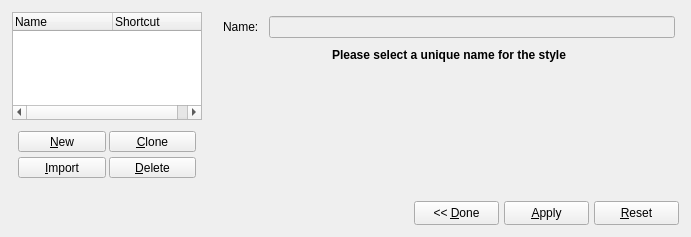
Old version of the form scribus/stylemanager.ui in the repository scribusproject/scribus.
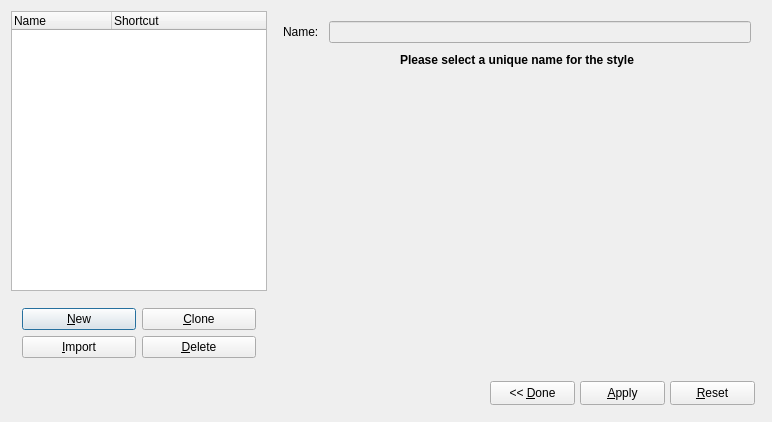
New version of the form. Custom widgets are drawn as their Qt base class.

Commit message: Move SM buttons to QPushButtons for correct look on OSX, fix some layout issues

```diff
--- a/scribus/stylemanager.ui
+++ b/scribus/stylemanager.ui
@@ -4,12 +4,12 @@
   <property name="enabled" >
    <bool>true</bool>
   </property>
-  <property name="geometry" >
+  <property name="geometry">
    <rect>
     <x>0</x>
     <y>0</y>
-    <width>691</width>
-    <height>237</height>
+    <width>772</width>
+    <height>422</height>
    </rect>
   </property>
   <property name="sizePolicy" >
@@ -21,45 +21,20 @@
   <property name="windowTitle" >
    <string>Style Manager</string>
   </property>
-  <layout class="QGridLayout" >
-   <property name="leftMargin" >
-    <number>6</number>
-   </property>
-   <property name="topMargin" >
-    <number>6</number>
-   </property>
-   <property name="rightMargin" >
-    <number>6</number>
-   </property>
-   <property name="bottomMargin" >
-    <number>6</number>
-   </property>
-   <property name="horizontalSpacing" >
-    <number>5</number>
-   </property>
-   <property name="verticalSpacing" >
-    <number>5</number>
-   </property>
-   <item row="0" column="0" >
-    <layout class="QVBoxLayout" >
-     <property name="spacing" >
-      <number>5</number>
-     </property>
-     <property name="leftMargin" >
-      <number>6</number>
-     </property>
-     <property name="topMargin" >
-      <number>6</number>
-     </property>
-     <property name="rightMargin" >
-      <number>6</number>
-     </property>
-     <property name="bottomMargin" >
-      <number>6</number>
-     </property>
+  <layout class="QVBoxLayout" name="verticalLayout_2">
      <item>
-      <widget class="StyleView" name="styleView" >
-       <property name="contextMenuPolicy" >
+    <layout class="QHBoxLayout" name="horizontalLayout">
+     <item>
+      <layout class="QVBoxLayout" name="verticalLayout">
+       <item>
+        <widget class="StyleView" name="styleView">
+         <property name="sizePolicy">
+          <sizepolicy hsizetype="Preferred" vsizetype="Expanding">
+           <horstretch>0</horstretch>
+           <verstretch>0</verstretch>
+          </sizepolicy>
+         </property>
+         <property name="contextMenuPolicy">
         <enum>Qt::CustomContextMenu</enum>
        </property>
        <property name="alternatingRowColors" >
@@ -81,9 +56,9 @@
       </widget>
      </item>
      <item>
-      <widget class="QFrame" name="leftFrame" >
-       <property name="sizePolicy" >
-        <sizepolicy vsizetype="Preferred" hsizetype="Minimum" >
+        <widget class="QFrame" name="leftFrame">
+         <property name="sizePolicy">
+          <sizepolicy hsizetype="Minimum" vsizetype="Preferred">
          <horstretch>0</horstretch>
          <verstretch>0</verstretch>
         </sizepolicy>
@@ -109,46 +84,11 @@
        <property name="lineWidth" >
         <number>0</number>
        </property>
-       <layout class="QGridLayout" >
-        <property name="leftMargin" >
-         <number>6</number>
-        </property>
-        <property name="topMargin" >
-         <number>6</number>
-        </property>
-        <property name="rightMargin" >
-         <number>6</number>
-        </property>
-        <property name="bottomMargin" >
-         <number>6</number>
-        </property>
-        <property name="horizontalSpacing" >
-         <number>5</number>
-        </property>
-        <property name="verticalSpacing" >
-         <number>5</number>
-        </property>
-        <item row="0" column="0" >
-         <layout class="QHBoxLayout" >
-          <property name="spacing" >
-           <number>3</number>
-          </property>
-          <property name="leftMargin" >
-           <number>0</number>
-          </property>
-          <property name="topMargin" >
-           <number>0</number>
-          </property>
-          <property name="rightMargin" >
-           <number>0</number>
-          </property>
-          <property name="bottomMargin" >
-           <number>0</number>
-          </property>
-          <item>
-           <widget class="QToolButton" name="newButton" >
-            <property name="sizePolicy" >
-             <sizepolicy vsizetype="Minimum" hsizetype="Preferred" >
+         <layout class="QGridLayout" name="gridLayout">
+          <item row="0" column="0">
+           <widget class="QPushButton" name="newButton">
+            <property name="sizePolicy">
+             <sizepolicy hsizetype="Preferred" vsizetype="Minimum">
               <horstretch>0</horstretch>
               <verstretch>0</verstretch>
              </sizepolicy>
@@ -173,10 +113,10 @@
             </property>
            </widget>
           </item>
-          <item>
-           <widget class="QToolButton" name="cloneButton" >
-            <property name="sizePolicy" >
-             <sizepolicy vsizetype="Minimum" hsizetype="Preferred" >
+          <item row="0" column="1">
+           <widget class="QPushButton" name="cloneButton">
+            <property name="sizePolicy">
+             <sizepolicy hsizetype="Preferred" vsizetype="Minimum">
               <horstretch>0</horstretch>
               <verstretch>0</verstretch>
              </sizepolicy>
@@ -204,29 +144,10 @@
             </property>
            </widget>
           </item>
-         </layout>
-        </item>
-        <item row="1" column="0" >
-         <layout class="QHBoxLayout" >
-          <property name="spacing" >
-           <number>3</number>
-          </property>
-          <property name="leftMargin" >
-           <number>0</number>
-          </property>
-          <property name="topMargin" >
-           <number>0</number>
-          </property>
-          <property name="rightMargin" >
-           <number>0</number>
-          </property>
-          <property name="bottomMargin" >
-           <number>0</number>
-          </property>
-          <item>
-           <widget class="QToolButton" name="importButton" >
-            <property name="sizePolicy" >
-             <sizepolicy vsizetype="Minimum" hsizetype="Preferred" >
+          <item row="1" column="0">
+           <widget class="QPushButton" name="importButton">
+            <property name="sizePolicy">
+             <sizepolicy hsizetype="Preferred" vsizetype="Minimum">
               <horstretch>0</horstretch>
               <verstretch>0</verstretch>
              </sizepolicy>
@@ -239,10 +160,10 @@
             </property>
            </widget>
           </item>
-          <item>
-           <widget class="QToolButton" name="deleteButton" >
-            <property name="sizePolicy" >
-             <sizepolicy vsizetype="Minimum" hsizetype="Preferred" >
+          <item row="1" column="1">
+           <widget class="QPushButton" name="deleteButton">
+            <property name="sizePolicy">
+             <sizepolicy hsizetype="Preferred" vsizetype="Minimum">
               <horstretch>0</horstretch>
               <verstretch>0</verstretch>
              </sizepolicy>
@@ -256,15 +177,13 @@
            </widget>
           </item>
          </layout>
-        </item>
-       </layout>
       </widget>
      </item>
     </layout>
    </item>
-   <item row="0" column="1" >
-    <widget class="QFrame" name="rightFrame" >
-     <property name="minimumSize" >
+     <item>
+      <widget class="QFrame" name="rightFrame">
+       <property name="minimumSize">
       <size>
        <width>472</width>
        <height>0</height>
@@ -279,26 +198,17 @@
      <property name="lineWidth" >
       <number>0</number>
      </property>
-     <layout class="QVBoxLayout" >
-      <property name="spacing" >
+       <layout class="QVBoxLayout">
+        <property name="spacing">
        <number>0</number>
       </property>
-      <property name="leftMargin" >
-       <number>0</number>
-      </property>
-      <property name="topMargin" >
-       <number>0</number>
-      </property>
-      <property name="rightMargin" >
-       <number>0</number>
-      </property>
-      <property name="bottomMargin" >
+        <property name="margin">
        <number>0</number>
       </property>
       <item>
-       <widget class="QFrame" name="editFrame" >
-        <property name="sizePolicy" >
-         <sizepolicy vsizetype="Preferred" hsizetype="Expanding" >
+         <widget class="QFrame" name="editFrame">
+          <property name="sizePolicy">
+           <sizepolicy hsizetype="Expanding" vsizetype="Preferred">
           <horstretch>0</horstretch>
           <verstretch>0</verstretch>
          </sizepolicy>
@@ -312,42 +222,24 @@
         <property name="lineWidth" >
          <number>0</number>
         </property>
-        <layout class="QVBoxLayout" >
-         <property name="spacing" >
+          <layout class="QVBoxLayout">
+           <property name="spacing">
           <number>0</number>
          </property>
-         <property name="leftMargin" >
+           <property name="margin">
           <number>0</number>
          </property>
-         <property name="topMargin" >
-          <number>0</number>
-         </property>
-         <property name="rightMargin" >
-          <number>0</number>
-         </property>
-         <property name="bottomMargin" >
-          <number>0</number>
-         </property>
          <item>
-          <layout class="QHBoxLayout" >
-           <property name="spacing" >
+            <layout class="QHBoxLayout">
+             <property name="spacing">
             <number>10</number>
            </property>
-           <property name="leftMargin" >
+             <property name="margin">
             <number>10</number>
            </property>
-           <property name="topMargin" >
-            <number>10</number>
-           </property>
-           <property name="rightMargin" >
-            <number>10</number>
-           </property>
-           <property name="bottomMargin" >
-            <number>10</number>
-           </property>
            <item>
-            <widget class="QLabel" name="nameLabel" >
-             <property name="text" >
+              <widget class="QLabel" name="nameLabel">
+               <property name="text">
               <string>Name:</string>
              </property>
              <property name="wordWrap" >
@@ -356,8 +248,8 @@
             </widget>
            </item>
            <item>
-            <widget class="QLineEdit" name="nameEdit" >
-             <property name="enabled" >
+              <widget class="QLineEdit" name="nameEdit">
+               <property name="enabled">
               <bool>false</bool>
              </property>
             </widget>
@@ -365,8 +257,8 @@
           </layout>
          </item>
          <item>
-          <widget class="QLabel" name="uniqueLabel" >
-           <property name="maximumSize" >
+            <widget class="QLabel" name="uniqueLabel">
+             <property name="maximumSize">
             <size>
              <width>32767</width>
              <height>30</height>
@@ -390,9 +282,9 @@
           </widget>
          </item>
          <item>
-          <widget class="QFrame" name="mainFrame" >
-           <property name="sizePolicy" >
-            <sizepolicy vsizetype="MinimumExpanding" hsizetype="Preferred" >
+            <widget class="QFrame" name="mainFrame">
+             <property name="sizePolicy">
+              <sizepolicy hsizetype="Expanding" vsizetype="MinimumExpanding">
              <horstretch>0</horstretch>
              <verstretch>0</verstretch>
             </sizepolicy>
@@ -405,43 +297,35 @@
      </layout>
     </widget>
    </item>
-   <item row="1" column="0" colspan="2" >
-    <layout class="QHBoxLayout" >
-     <property name="spacing" >
-      <number>5</number>
-     </property>
-     <property name="leftMargin" >
-      <number>6</number>
-     </property>
-     <property name="topMargin" >
-      <number>6</number>
-     </property>
-     <property name="rightMargin" >
-      <number>6</number>
-     </property>
-     <property name="bottomMargin" >
-      <number>6</number>
-     </property>
+    </layout>
+   </item>
      <item>
-      <spacer>
-       <property name="orientation" >
+    <layout class="QHBoxLayout" name="horizontalLayout_2">
+     <item>
+      <spacer name="horizontalSpacer">
+       <property name="orientation">
         <enum>Qt::Horizontal</enum>
        </property>
-       <property name="sizeType" >
-        <enum>QSizePolicy::Expanding</enum>
-       </property>
-       <property name="sizeHint" >
+       <property name="sizeHint" stdset="0">
         <size>
-         <width>0</width>
+         <width>40</width>
          <height>20</height>
         </size>
        </property>
       </spacer>
      </item>
      <item>
-      <widget class="QToolButton" name="okButton" >
-       <property name="sizePolicy" >
-        <sizepolicy vsizetype="Fixed" hsizetype="Preferred" >
+      <layout class="QHBoxLayout">
+       <property name="spacing">
+        <number>5</number>
+       </property>
+       <property name="margin">
+        <number>6</number>
+       </property>
+       <item>
+        <widget class="QPushButton" name="okButton">
+         <property name="sizePolicy">
+          <sizepolicy hsizetype="Preferred" vsizetype="Fixed">
          <horstretch>0</horstretch>
          <verstretch>0</verstretch>
         </sizepolicy>
@@ -461,9 +345,9 @@
       </widget>
      </item>
      <item>
-      <widget class="QToolButton" name="applyButton" >
-       <property name="sizePolicy" >
-        <sizepolicy vsizetype="Fixed" hsizetype="Preferred" >
+        <widget class="QPushButton" name="applyButton">
+         <property name="sizePolicy">
+          <sizepolicy hsizetype="Preferred" vsizetype="Fixed">
          <horstretch>0</horstretch>
          <verstretch>0</verstretch>
         </sizepolicy>
@@ -483,9 +367,9 @@
       </widget>
      </item>
      <item>
-      <widget class="QToolButton" name="resetButton" >
-       <property name="sizePolicy" >
-        <sizepolicy vsizetype="Fixed" hsizetype="Preferred" >
+        <widget class="QPushButton" name="resetButton">
+         <property name="sizePolicy">
+          <sizepolicy hsizetype="Preferred" vsizetype="Fixed">
          <horstretch>0</horstretch>
          <verstretch>0</verstretch>
         </sizepolicy>
@@ -507,8 +391,10 @@
     </layout>
    </item>
   </layout>
+   </item>
+  </layout>
  </widget>
- <layoutdefault spacing="6" margin="11" />
+ <layoutdefault spacing="6" margin="11"/>
  <customwidgets>
   <customwidget>
    <class>StyleView</class>
```
Left out of the diff: 101 changed lines with no effect on the pictures. Lines whose indentation alone changed are shown as unchanged.
